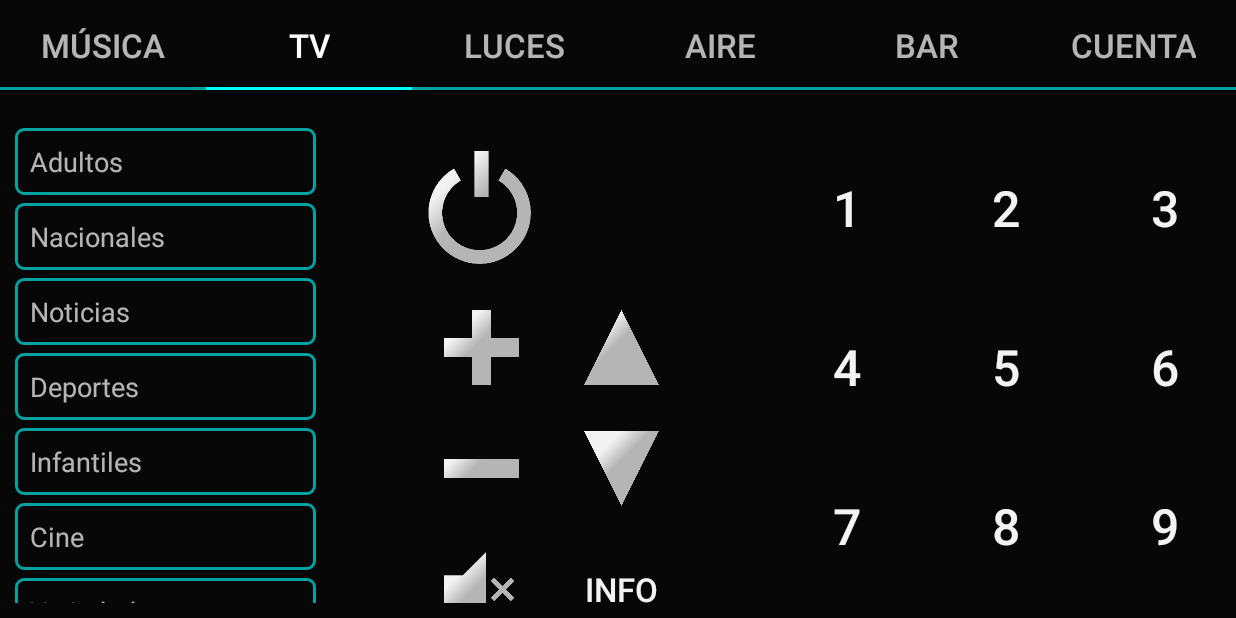
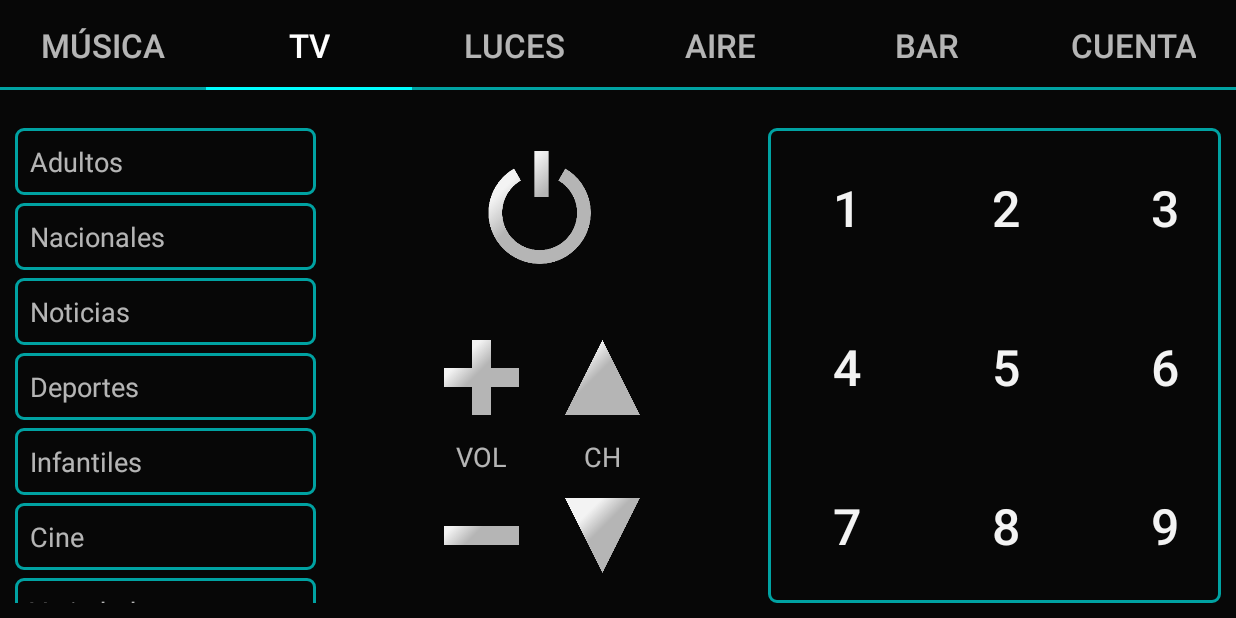
Before and after one commit to stupidusername/M3C, an Android app: the screen it shows after launch (MainActivity), tab 2 chosen, on a phone screen of 824 x 412 dp (held sideways). Run offline under Robolectric (Android 15) with nearby library versions, the phone set to English and light mode, and no system bars.

Commit message:
changed tv layout

```diff
--- a/app/src/main/java/bei/m3c/fragments/TVFragment.java
+++ b/app/src/main/java/bei/m3c/fragments/TVFragment.java
@@ -6,6 +6,7 @@ import android.view.LayoutInflater;
 import android.view.View;
 import android.view.ViewGroup;
 import android.widget.Button;
+import android.widget.GridLayout;
 import android.widget.ImageButton;
 import android.widget.ListView;
 
@@ -21,6 +22,9 @@ import bei.m3c.models.ChannelCategory;
  */
 public class TVFragment extends Fragment {
 
+    // Max number in number grid layout
+    private static final int NUMBER_MAX = 9;
+
     private ListView listView;
     private ImageButton powerButton;
     private ImageButton plusButton;
@@ -29,6 +33,8 @@ public class TVFragment extends Fragment {
     private ImageButton downButton;
     private ImageButton muteButton;
     private Button infoButton;
+    private GridLayout numberGridLayout;
+    private Button[] numberButtons;
 
     @Override
     public View onCreateView(LayoutInflater inflater, ViewGroup container,
@@ -49,6 +55,16 @@ public class TVFragment extends Fragment {
         downButton = (ImageButton) view.findViewById(R.id.tv_down_button);
         muteButton = (ImageButton) view.findViewById(R.id.tv_mute_button);
         infoButton = (Button) view.findViewById(R.id.tv_info_button);
+        numberGridLayout = (GridLayout) view.findViewById(R.id.tv_number_gridlayout);
+
+        // Set up number buttons
+        numberButtons = new Button[NUMBER_MAX + 1];
+        for (int number = 0; number <= NUMBER_MAX; number++) {
+            String viewName = "tv_" + number + "_button";
+            int viewId = getResources().getIdentifier(viewName, "id", getContext().getPackageName());
+            numberButtons[number] = (Button) view.findViewById(viewId);
+            ThemeHelper.setButtonTheme(numberButtons[number]);
+        }
 
         // Load demo data to the channel category list view
         ArrayList<ChannelCategory> categories = new ArrayList<>();
@@ -70,5 +86,6 @@ public class TVFragment extends Fragment {
         ThemeHelper.setImageButtonTheme(downButton);
         ThemeHelper.setImageButtonTheme(muteButton);
         ThemeHelper.setButtonTheme(infoButton);
+        ThemeHelper.setColorStateListTheme(numberGridLayout);
     }
 }
--- a/app/src/main/res/layout/fragment_tv.xml
+++ b/app/src/main/res/layout/fragment_tv.xml
@@ -24,30 +24,43 @@
             android:gravity="center"
             android:orientation="vertical">
 
+            <ImageButton
+                android:id="@+id/tv_power_button"
+                style="@style/imageButtonLarge"
+                android:src="@drawable/power" />
+
             <GridLayout
                 android:layout_width="wrap_content"
                 android:layout_height="wrap_content"
-                android:columnCount="3">
-
-                <ImageButton
-                    android:id="@+id/tv_power_button"
-                    style="@style/imageButtonLarge"
-                    android:src="@drawable/power" />
+                android:columnCount="2"
+                android:layout_marginTop="20dp">
 
                 <ImageButton
                     android:id="@+id/tv_plus_button"
                     style="@style/imageButtonNormal"
-                    android:layout_column="0"
                     android:layout_gravity="center"
-                    android:layout_row="1"
                     android:src="@drawable/plus" />
 
                 <ImageButton
                     android:id="@+id/tv_up_button"
                     style="@style/imageButtonNormal"
-                    android:layout_column="2"
-                    android:layout_row="1"
                     android:src="@drawable/up" />
+
+                <TextView
+                    style="@style/textNormal"
+                    android:textAllCaps="true"
+                    android:layout_width="wrap_content"
+                    android:layout_height="wrap_content"
+                    android:layout_gravity="center"
+                    android:text="@string/volume" />
+
+                <TextView
+                    style="@style/textNormal"
+                    android:textAllCaps="true"
+                    android:layout_width="wrap_content"
+                    android:layout_height="wrap_content"
+                    android:layout_gravity="center"
+                    android:text="@string/channel" />
 
                 <ImageButton
                     android:id="@+id/tv_minus_button"
@@ -58,7 +71,6 @@
                 <ImageButton
                     android:id="@+id/tv_down_button"
                     style="@style/imageButtonNormal"
-                    android:layout_column="2"
                     android:src="@drawable/down" />
 
                 <ImageButton
@@ -70,7 +82,6 @@
                 <Button
                     android:id="@+id/tv_info_button"
                     style="@style/buttonNormal"
-                    android:layout_column="2"
                     android:text="@string/info" />
 
             </GridLayout>
@@ -85,60 +96,61 @@
             android:orientation="vertical">
 
             <GridLayout
+                android:id="@+id/tv_number_gridlayout"
                 android:layout_width="wrap_content"
                 android:layout_height="wrap_content"
                 android:columnCount="3">
 
                 <Button
-                    android:id="@+id/tv_one_button"
-                    android:text="@string/one"
-                    style="@style/buttonLarge" />
+                    android:id="@+id/tv_1_button"
+                    style="@style/buttonLarge"
+                    android:text="@string/one" />
 
                 <Button
-                    android:id="@+id/tv_two_button"
-                    android:text="@string/two"
-                    style="@style/buttonLarge" />
+                    android:id="@+id/tv_2_button"
+                    style="@style/buttonLarge"
+                    android:text="@string/two" />
 
                 <Button
-                    android:id="@+id/tv_three_button"
-                    android:text="@string/three"
-                    style="@style/buttonLarge" />
+                    android:id="@+id/tv_3_button"
+                    style="@style/buttonLarge"
+                    android:text="@string/three" />
 
                 <Button
-                    android:id="@+id/tv_four_button"
-                    android:text="@string/four"
-                    style="@style/buttonLarge" />
+                    android:id="@+id/tv_4_button"
+                    style="@style/buttonLarge"
+                    android:text="@string/four" />
 
                 <Button
-                    android:id="@+id/tv_five_button"
-                    android:text="@string/five"
-                    style="@style/buttonLarge" />
+                    android:id="@+id/tv_5_button"
+                    style="@style/buttonLarge"
+                    android:text="@string/five" />
 
                 <Button
-                    android:id="@+id/tv_six_button"
-                    android:text="@string/six"
-                    style="@style/buttonLarge" />
+                    android:id="@+id/tv_6_button"
+                    style="@style/buttonLarge"
+                    android:text="@string/six" />
 
                 <Button
-                    android:id="@+id/tv_seven_button"
-                    android:text="@string/seven"
-                    style="@style/buttonLarge" />
+                    android:id="@+id/tv_7_button"
+                    style="@style/buttonLarge"
+                    android:text="@string/seven" />
 
                 <Button
-                    android:id="@+id/tv_eight_button"
-                    android:text="@string/eight"
-                    style="@style/buttonLarge" />
+                    android:id="@+id/tv_8_button"
+                    style="@style/buttonLarge"
+                    android:text="@string/eight" />
 
                 <Button
-                    android:id="@+id/tv_nine_button"
-                    android:text="@string/nine"
-                    style="@style/buttonLarge" />
+                    android:id="@+id/tv_9_button"
+                    style="@style/buttonLarge"
+                    android:text="@string/nine" />
 
                 <Button
-                    android:id="@+id/tv_zero_button"
+                    android:id="@+id/tv_0_button"
+                    style="@style/buttonLarge"
                     android:layout_column="1"
-                    android:text="@string/zero"
-                    style="@style/buttonLarge" />
+                    android:text="@string/zero" />
 
             </GridLayout>
 
--- a/app/src/main/res/values/strings.xml
+++ b/app/src/main/res/values/strings.xml
@@ -15,6 +15,8 @@
     <string name="time_default">--:--</string>
 
     <!--TV-->
+    <string name="volume">Vol</string>
+    <string name="channel">Ch</string>
     <string name="info">Info</string>
     <string name="zero">0</string>
     <string name="one">1</string>
```
